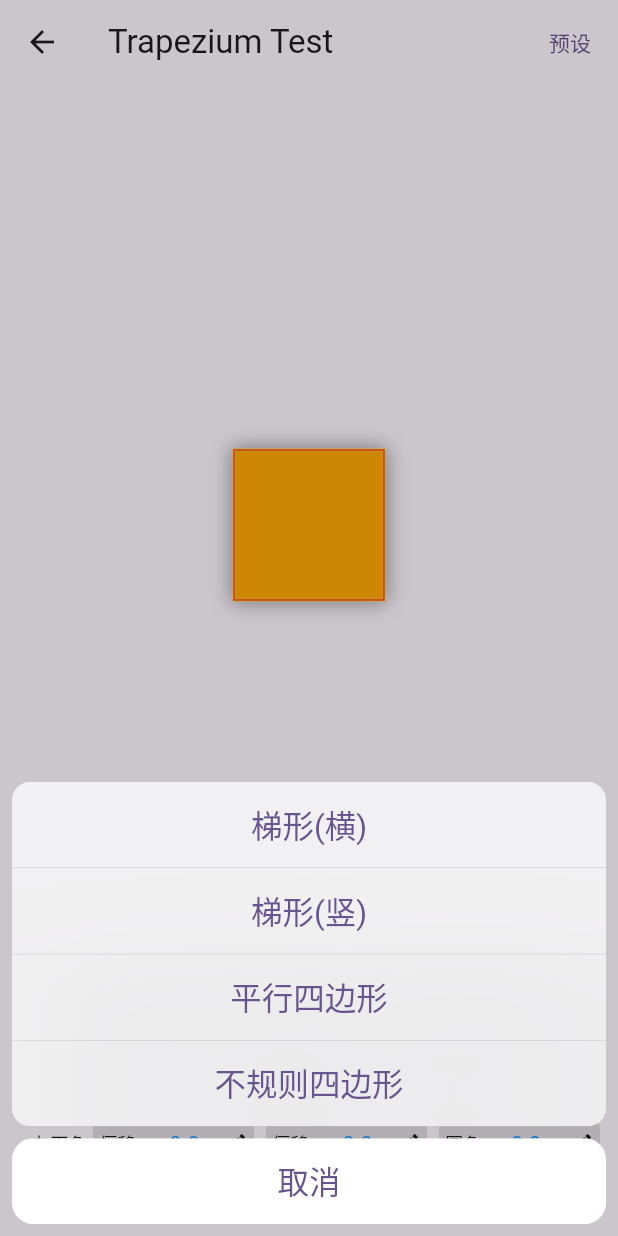
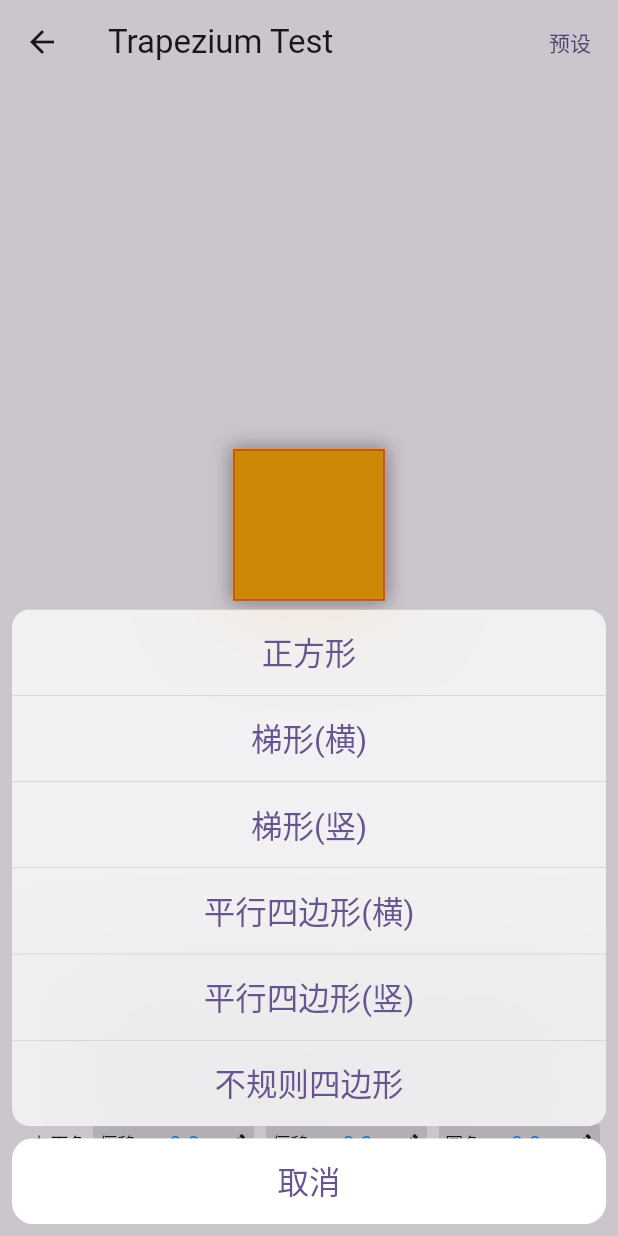
Before and after one commit to shirne/flutter_borders, a Flutter app: the TrapeTestPage screen opened directly, after a tap on "预设", on a phone screen of 412 x 824 dp. Run offline on Flutter 3.47's test engine with Material 3 defaults, Android fonts, the phone set to English and light mode, and no system bars; missing offline and left inert: shirne_dialog.

Commit message:
添加预设

```diff
--- a/example/lib/trape_test.dart
+++ b/example/lib/trape_test.dart
@@ -4,9 +4,11 @@ import 'package:flutter/material.dart';
 import 'package:shirne_dialog/shirne_dialog.dart';
 
 const preserveList = {
+  '正方形': [Offset(0, 0), Offset(0, 0), Offset.zero, Offset.zero],
   '梯形(横)': [Offset(-20, 0), Offset(-20, 0), Offset.zero, Offset.zero],
   '梯形(竖)': [Offset(0, -20), Offset.zero, Offset.zero, Offset(0, -20)],
-  '平行四边形': [Offset(-20, 0), Offset.zero, Offset(-20, 0), Offset.zero],
+  '平行四边形(横)': [Offset(-20, 0), Offset.zero, Offset(-20, 0), Offset.zero],
+  '平行四边形(竖)': [Offset.zero, Offset(-20, 0), Offset.zero, Offset(-20, 0)],
   '不规则四边形': [Offset(20, 20), Offset.zero, Offset(20, 20), Offset.zero],
 };
 
@@ -34,7 +36,9 @@ class _TrapeTestPageState extends State<TrapeTestPage> {
   final changed = ValueNotifier(0);
 
   void update(VoidCallback callback) {
-    callback();
+    setState(() {
+      callback();
+    });
     changed.value = changed.value + 1;
   }
 
```
